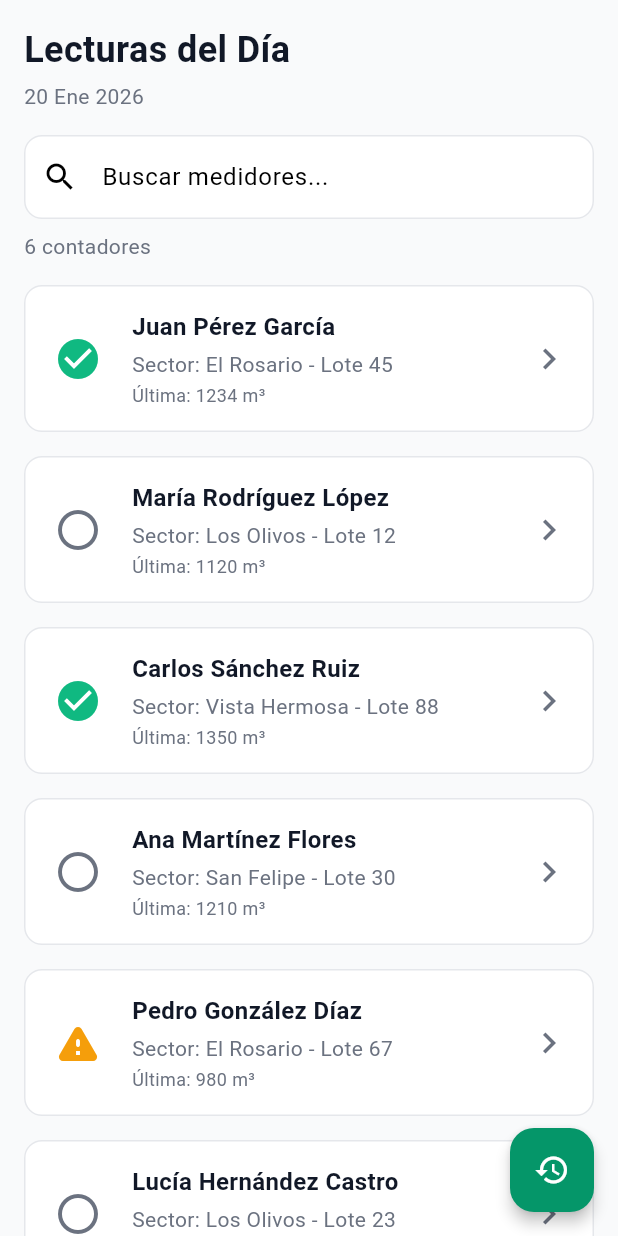
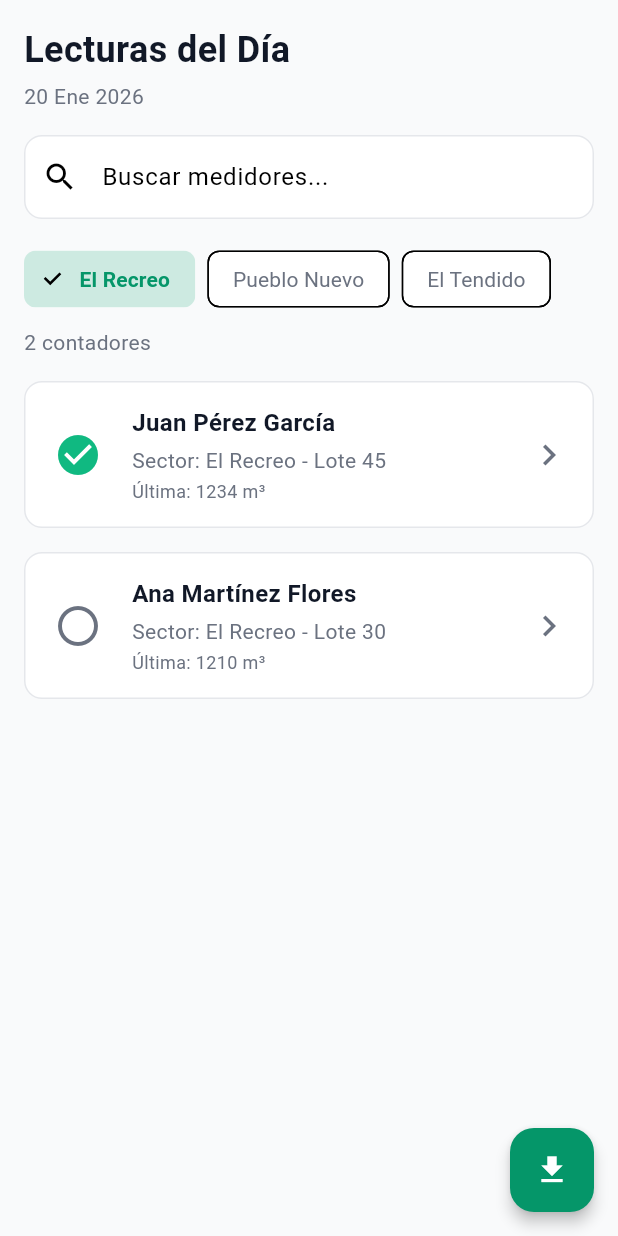
Before and after one commit to 2jcortesj2/PROYECTO_ASOGUAPO, a Flutter app: the screen it shows after launch, on a phone screen of 412 x 824 dp. Run offline on Flutter 3.47's test engine with Material 3 defaults, Android fonts, the phone set to English and light mode, and no system bars; our stand-ins replace camera, geolocator, permission_handler.

Commit message:
feat: mejoras UI, selector de veredas y refactorización de terminología

```diff
--- a/app/lib/models/contador.dart
+++ b/app/lib/models/contador.dart
@@ -4,7 +4,7 @@ import '../config/constants.dart';
 class Contador {
   final String id;
   final String nombre;
-  final String sector;
+  final String vereda;
   final String? lote;
   final double? ultimaLectura;
   final DateTime? fechaUltimaLectura;
@@ -13,7 +13,7 @@ class Contador {
   const Contador({
     required this.id,
     required this.nombre,
-    required this.sector,
+    required this.vereda,
     this.lote,
     this.ultimaLectura,
     this.fechaUltimaLectura,
@@ -25,7 +25,7 @@ class Contador {
     return Contador(
       id: map['id'] as String,
       nombre: map['nombre'] as String,
-      sector: map['sector'] as String,
+      vereda: map['vereda'] as String,
       lote: map['lote'] as String?,
       ultimaLectura: map['ultima_lectura'] as double?,
       fechaUltimaLectura: map['fecha_ultima_lectura'] != null
@@ -43,7 +43,7 @@ class Contador {
     return {
       'id': id,
       'nombre': nombre,
-      'sector': sector,
+      'vereda': vereda,
       'lote': lote,
       'ultima_lectura': ultimaLectura,
       'fecha_ultima_lectura': fechaUltimaLectura?.toIso8601String(),
@@ -54,9 +54,9 @@ class Contador {
   /// Texto formateado del sector y lote
   String get ubicacionCompleta {
     if (lote != null && lote!.isNotEmpty) {
-      return '$sector - $lote';
+      return '$vereda - $lote';
     }
-    return sector;
+    return vereda;
   }
 
   /// Texto formateado de la última lectura
@@ -69,7 +69,7 @@ class Contador {
   Contador copyWith({
     String? id,
     String? nombre,
-    String? sector,
+    String? vereda,
     String? lote,
     double? ultimaLectura,
     DateTime? fechaUltimaLectura,
@@ -78,7 +78,7 @@ class Contador {
     return Contador(
       id: id ?? this.id,
       nombre: nombre ?? this.nombre,
-      sector: sector ?? this.sector,
+      vereda: vereda ?? this.vereda,
       lote: lote ?? this.lote,
       ultimaLectura: ultimaLectura ?? this.ultimaLectura,
       fechaUltimaLectura: fechaUltimaLectura ?? this.fechaUltimaLectura,
@@ -88,6 +88,6 @@ class Contador {
 
   @override
   String toString() {
-    return 'Contador(id: $id, nombre: $nombre, sector: $sector)';
+    return 'Contador(id: $id, nombre: $nombre, vereda: $vereda)';
   }
 }
--- a/app/lib/models/lectura.dart
+++ b/app/lib/models/lectura.dart
@@ -3,7 +3,7 @@ class Lectura {
   final int? id;
   final String contadorId;
   final String nombreUsuario;
-  final String sector;
+  final String vereda;
   final double lectura;
   final String fotoPath;
   final double? latitud;
@@ -15,7 +15,7 @@ class Lectura {
     this.id,
     required this.contadorId,
     required this.nombreUsuario,
-    required this.sector,
+    required this.vereda,
     required this.lectura,
     required this.fotoPath,
     this.latitud,
@@ -30,7 +30,7 @@ class Lectura {
       id: map['id'] as int?,
       contadorId: map['contador_id'] as String,
       nombreUsuario: map['nombre_usuario'] as String,
-      sector: map['sector'] as String,
+      vereda: map['vereda'] as String,
       lectura: (map['lectura'] as num).toDouble(),
       fotoPath: map['foto_path'] as String,
       latitud: map['latitud'] as double?,
@@ -46,7 +46,7 @@ class Lectura {
       if (id != null) 'id': id,
       'contador_id': contadorId,
       'nombre_usuario': nombreUsuario,
-      'sector': sector,
+      'vereda': vereda,
       'lectura': lectura,
       'foto_path': fotoPath,
       'latitud': latitud,
@@ -95,7 +95,7 @@ class Lectura {
     int? id,
     String? contadorId,
     String? nombreUsuario,
-    String? sector,
+    String? vereda,
     double? lectura,
     String? fotoPath,
     double? latitud,
@@ -107,7 +107,7 @@ class Lectura {
       id: id ?? this.id,
       contadorId: contadorId ?? this.contadorId,
       nombreUsuario: nombreUsuario ?? this.nombreUsuario,
-      sector: sector ?? this.sector,
+      vereda: vereda ?? this.vereda,
       lectura: lectura ?? this.lectura,
       fotoPath: fotoPath ?? this.fotoPath,
       latitud: latitud ?? this.latitud,
@@ -122,7 +122,7 @@ class Lectura {
     return [
       contadorId,
       nombreUsuario,
-      sector,
+      vereda,
       lectura.toString(),
       fechaFormateada,
       latitud?.toString() ?? '',
@@ -135,7 +135,7 @@ class Lectura {
   static List<String> get csvHeaders => [
     'ID_Contador',
     'Nombre',
-    'Sector',
+    'Vereda',
     'Lectura',
     'Fecha',
     'Latitud',
--- a/app/lib/screens/historial_screen.dart
+++ b/app/lib/screens/historial_screen.dart
@@ -15,13 +15,13 @@ class HistorialScreen extends StatefulWidget {
 class _HistorialScreenState extends State<HistorialScreen> {
   String _filtroActivo = 'Hoy';
 
-  // Datos de prueba para el prototipo
+  // Datos de prueba para el prototipo con Veredas reales
   final List<Lectura> _lecturas = [
     Lectura(
       id: 1,
       contadorId: '1',
       nombreUsuario: 'María González',
-      sector: 'El Rosario',
+      vereda: 'El Recreo',
       lectura: 1567,
       fotoPath: '/path/foto1.jpg',
       latitud: 4.5923,
@@ -32,7 +32,7 @@ class _HistorialScreenState extends State<HistorialScreen> {
       id: 2,
       contadorId: '2',
       nombreUsuario: 'Carlos Pérez',
-      sector: 'Los Olivos',
+      vereda: 'El Tendido',
       lectura: 1565,
       fotoPath: '/path/foto2.jpg',
       latitud: 4.5920,
@@ -43,7 +43,7 @@ class _HistorialScreenState extends State<HistorialScreen> {
       id: 3,
       contadorId: '3',
       nombreUsuario: 'Ana López',
-      sector: 'Vista Hermosa',
+      vereda: 'Pueblo Nuevo',
       lectura: 1564,
       fotoPath: '/path/foto3.jpg',
       latitud: 4.5918,
@@ -54,7 +54,7 @@ class _HistorialScreenState extends State<HistorialScreen> {
       id: 4,
       contadorId: '4',
       nombreUsuario: 'Pedro Martínez',
-      sector: 'San Felipe',
+      vereda: 'El Recreo',
       lectura: 1890,
       fotoPath: '/path/foto4.jpg',
       latitud: 4.5925,
@@ -65,7 +65,7 @@ class _HistorialScreenState extends State<HistorialScreen> {
       id: 5,
       contadorId: '5',
       nombreUsuario: 'Lucía Castro',
-      sector: 'El Rosario',
+      vereda: 'El Tendido',
       lectura: 2100,
       fotoPath: '/path/foto5.jpg',
       latitud: 4.5930,
--- a/app/lib/screens/lista_contadores_screen.dart
+++ b/app/lib/screens/lista_contadores_screen.dart
@@ -17,13 +17,15 @@ class ListaContadoresScreen extends StatefulWidget {
 class _ListaContadoresScreenState extends State<ListaContadoresScreen> {
   final TextEditingController _searchController = TextEditingController();
   String _searchQuery = '';
+  String _veredaSeleccionada = 'El Recreo';
+  final List<String> _veredas = ['El Recreo', 'Pueblo Nuevo', 'El Tendido'];
 
-  // Datos de prueba para el prototipo
+  // Datos de prueba para el prototipo con Veredas reales
   final List<Contador> _contadores = [
     const Contador(
       id: '1',
       nombre: 'Juan Pérez García',
-      sector: 'El Rosario',
+      vereda: 'El Recreo',
       lote: 'Lote 45',
       ultimaLectura: 1234,
       estado: EstadoContador.registrado,
@@ -31,7 +33,7 @@ class _ListaContadoresScreenState extends State<ListaContadoresScreen> {
     const Contador(
       id: '2',
       nombre: 'María Rodríguez López',
-      sector: 'Los Olivos',
+      vereda: 'El Tendido',
       lote: 'Lote 12',
       ultimaLectura: 1120,
       estado: EstadoContador.pendiente,
@@ -39,7 +41,7 @@ class _ListaContadoresScreenState extends State<ListaContadoresScreen> {
     const Contador(
       id: '3',
       nombre: 'Carlos Sánchez Ruiz',
-      sector: 'Vista Hermosa',
+      vereda: 'Pueblo Nuevo',
       lote: 'Lote 88',
       ultimaLectura: 1350,
       estado: EstadoContador.registrado,
@@ -47,7 +49,7 @@ class _ListaContadoresScreenState extends State<ListaContadoresScreen> {
     const Contador(
       id: '4',
       nombre: 'Ana Martínez Flores',
-      sector: 'San Felipe',
+      vereda: 'El Recreo',
       lote: 'Lote 30',
       ultimaLectura: 1210,
       estado: EstadoContador.pendiente,
@@ -55,7 +57,7 @@ class _ListaContadoresScreenState extends State<ListaContadoresScreen> {
     const Contador(
       id: '5',
       nombre: 'Pedro González Díaz',
-      sector: 'El Rosario',
+      vereda: 'El Tendido',
       lote: 'Lote 67',
       ultimaLectura: 980,
       estado: EstadoContador.conError,
@@ -63,7 +65,7 @@ class _ListaContadoresScreenState extends State<ListaContadoresScreen> {
     const Contador(
       id: '6',
       nombre: 'Lucía Hernández Castro',
-      sector: 'Los Olivos',
+      vereda: 'Pueblo Nuevo',
       lote: 'Lote 23',
       ultimaLectura: 1567,
       estado: EstadoContador.pendiente,
@@ -71,12 +73,16 @@ class _ListaContadoresScreenState extends State<ListaContadoresScreen> {
   ];
 
   List<Contador> get _contadoresFiltrados {
-    if (_searchQuery.isEmpty) return _contadores;
+    final porVereda = _contadores
+        .where((c) => c.vereda == _veredaSeleccionada)
+        .toList();
+
+    if (_searchQuery.isEmpty) return porVereda;
 
     final query = _searchQuery.toLowerCase();
-    return _contadores.where((c) {
+    return porVereda.where((c) {
       return c.nombre.toLowerCase().contains(query) ||
-          c.sector.toLowerCase().contains(query);
+          c.vereda.toLowerCase().contains(query);
     }).toList();
   }
 
@@ -150,6 +156,42 @@ class _ListaContadoresScreenState extends State<ListaContadoresScreen> {
               ),
             ),
 
+            const SizedBox(height: 16),
+
+            // Selector de Vereda
+            SingleChildScrollView(
+              scrollDirection: Axis.horizontal,
+              padding: const EdgeInsets.symmetric(
+                horizontal: AppConstants.paddingMedium,
+              ),
+              child: Row(
+                children: _veredas.map((vereda) {
+                  final seleccionada = _veredaSeleccionada == vereda;
+                  return Padding(
+                    padding: const EdgeInsets.only(right: 8),
+                    child: ChoiceChip(
+                      label: Text(vereda),
+                      selected: seleccionada,
+                      onSelected: (selected) {
+                        if (selected) {
+                          setState(() => _veredaSeleccionada = vereda);
+                        }
+                      },
+                      selectedColor: AppColors.primary.withValues(alpha: 0.2),
+                      labelStyle: TextStyle(
+                        color: seleccionada
+                            ? AppColors.primary
+                            : AppColors.textSecondary,
+                        fontWeight: seleccionada
+                            ? FontWeight.bold
+                            : FontWeight.normal,
+                      ),
+                    ),
+                  );
+                }).toList(),
+              ),
+            ),
+
             const SizedBox(height: 8),
 
             // Contador de resultados
@@ -185,11 +227,13 @@ class _ListaContadoresScreenState extends State<ListaContadoresScreen> {
         ),
       ),
 
-      // FAB para historial
+      // FAB para exportación
       floatingActionButton: FloatingActionButton(
-        onPressed: _abrirHistorial,
-        tooltip: 'Ver historial',
-        child: const Icon(Icons.history),
+        heroTag: 'exportar_fab',
+        onPressed: _abrirExportar,
+        tooltip: 'Exportar datos',
+        backgroundColor: AppColors.primary,
+        child: const Icon(Icons.file_download, color: Colors.white),
       ),
     );
   }
@@ -231,4 +275,10 @@ class _ListaContadoresScreenState extends State<ListaContadoresScreen> {
       MaterialPageRoute(builder: (context) => const HistorialScreen()),
     );
   }
+
+  void _abrirExportar() {
+    // Por ahora redirigimos al historial que tiene la lógica de exportar
+    // o podríamos abrir el modal directamente aquí.
+    _abrirHistorial();
+  }
 }
--- a/app/lib/screens/registro_lectura_screen.dart
+++ b/app/lib/screens/registro_lectura_screen.dart
@@ -418,7 +418,7 @@ class _RegistroLecturaScreenState extends State<RegistroLecturaScreen>
     final registro = Lectura(
       contadorId: widget.contador.id,
       nombreUsuario: widget.contador.nombre,
-      sector: widget.contador.sector,
+      vereda: widget.contador.vereda,
       lectura: lectura,
       fotoPath: _fotoPath!,
       latitud: _latitud,
--- a/app/pubspec.yaml
+++ b/app/pubspec.yaml
@@ -16,7 +16,7 @@ publish_to: 'none' # Remove this line if you wish to publish to pub.dev
 # https://developer.apple.com/library/archive/documentation/General/Reference/InfoPlistKeyReference/Articles/CoreFoundationKeys.html
 # In Windows, build-name is used as the major, minor, and patch parts
 # of the product and file versions while build-number is used as the build suffix.
-version: 0.3.0+3
+version: 0.3.1+4
 
 environment:
   sdk: ^3.10.7
```
Also changed, not shown: 3 other files.
